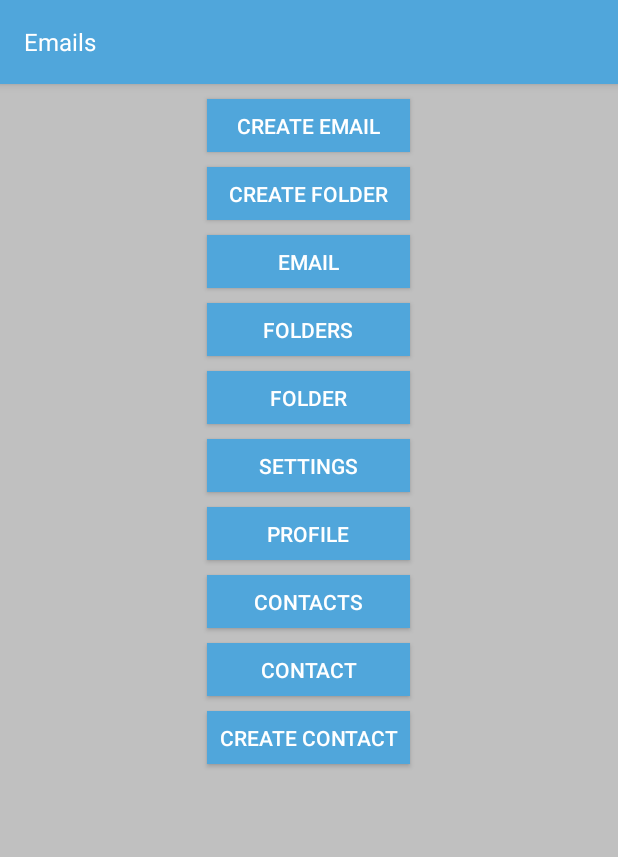
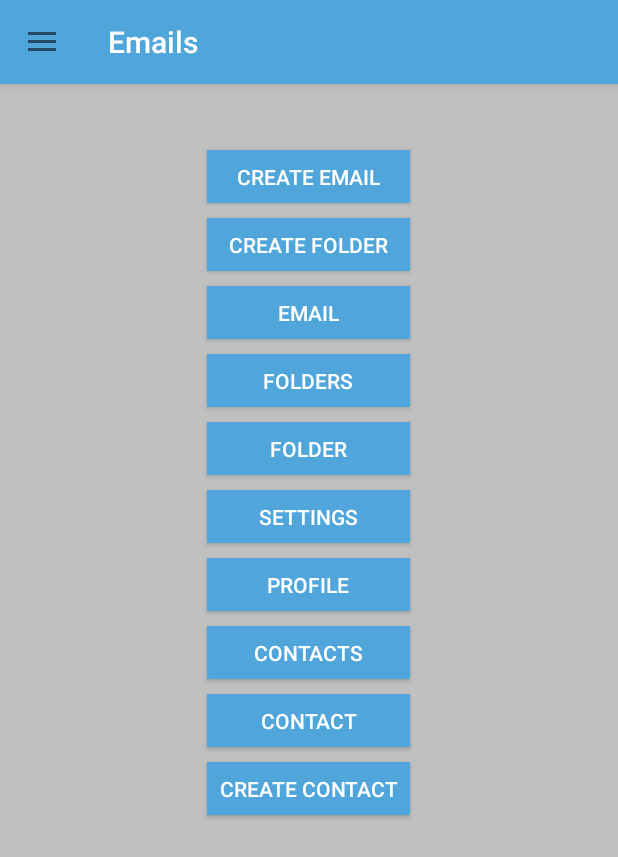
Before and after one commit to Mitra236/doPostAndroid, an Android app: the EmailsActivity screen opened directly, with no data from a screen before it, on a phone screen of 412 x 824 dp. Shown: the top 857 px of the screen. Run offline under Robolectric (Android 15) with nearby library versions, the phone set to English and light mode, and no system bars; Roboto replaces fonts that are not available here.

Commit message:
Dodat navigation view za emails

```diff
--- a/DoPostEmail/app/src/main/AndroidManifest.xml
+++ b/DoPostEmail/app/src/main/AndroidManifest.xml
@@ -32,7 +32,8 @@
         </activity>
         <activity
             android:name=".activities.EmailsActivity"
-            android:label="@string/app_name">
+            android:label="@string/app_name"
+            android:theme="@style/Theme.AppCompat.Light.NoActionBar">
 
         </activity>
         <activity
--- a/DoPostEmail/app/src/main/java/com/example/dopostemail/activities/EmailsActivity.java
+++ b/DoPostEmail/app/src/main/java/com/example/dopostemail/activities/EmailsActivity.java
@@ -3,19 +3,69 @@ package com.example.dopostemail.activities;
 
 import android.content.Intent;
 import android.os.Bundle;
+import android.support.annotation.NonNull;
+import android.support.design.widget.NavigationView;
+import android.support.v4.widget.DrawerLayout;
+import android.support.v7.app.ActionBarDrawerToggle;
 import android.support.v7.app.AppCompatActivity;
+import android.support.v7.widget.Toolbar;
+import android.view.MenuItem;
 import android.view.View;
 import android.widget.Button;
 
 import com.example.dopostemail.R;
 
-public class EmailsActivity extends AppCompatActivity {
+public class EmailsActivity extends AppCompatActivity implements NavigationView.OnNavigationItemSelectedListener {
+
+
+    private DrawerLayout drawer;
+    private ActionBarDrawerToggle toggle;
 
     @Override
     protected void onCreate(Bundle savedInstanceState) {
         super.onCreate(savedInstanceState);
         setTitle("Emails");
         setContentView(R.layout.activity_posts);
+
+        Toolbar toolbar = findViewById(R.id.nav_toolbar_emails);
+        setSupportActionBar(toolbar);
+
+        drawer = findViewById(R.id.drawer_layout);
+
+        NavigationView navView = findViewById(R.id.nav_view);
+        navView.setNavigationItemSelectedListener(this);
+
+        toggle = new ActionBarDrawerToggle(this, drawer, toolbar,
+                R.string.navigation_drawer_open, R.string.navigation_drawer_open);
+        drawer.addDrawerListener(toggle);
+        toggle.syncState();
+
+    }
+
+    @Override
+    public boolean onNavigationItemSelected(@NonNull MenuItem menuItem) {
+
+        switch(menuItem.getItemId()){
+            case R.id.nav_emails:
+                Intent i = new Intent(EmailsActivity.this, EmailsActivity.class);
+                startActivity(i);
+                break;
+            case R.id.nav_contacts:
+                Intent j = new Intent(EmailsActivity.this, ContactsActivity.class);
+                startActivity(j);
+                break;
+            case R.id.nav_folders:
+                Intent k = new Intent(EmailsActivity.this, FoldersActivity.class);
+                startActivity(k);
+                break;
+            case R.id.nav_settings:
+                Intent l = new Intent(EmailsActivity.this, SettingsActivity.class);
+                startActivity(l);
+                break;
+        }
+
+
+        return true;
     }
 
     @Override
--- a/DoPostEmail/app/src/main/res/layout/activity_posts.xml
+++ b/DoPostEmail/app/src/main/res/layout/activity_posts.xml
@@ -1,11 +1,14 @@
 <?xml version="1.0" encoding="utf-8"?>
-<LinearLayout
-    xmlns:android="http://schemas.android.com/apk/res/android"
+<android.support.v4.widget.DrawerLayout xmlns:android="http://schemas.android.com/apk/res/android"
+    xmlns:app="http://schemas.android.com/apk/res-auto"
     xmlns:tools="http://schemas.android.com/tools"
-    xmlns:app="http://schemas.android.com/apk/res-auto"
+    android:id="@+id/drawer_layout"
     android:layout_width="match_parent"
     android:layout_height="match_parent"
-    android:orientation="vertical">
+    android:fitsSystemWindows="true"
+    tools:openDrawer="end"
+    tools:showIn="navigation_view">
+
 
     <LinearLayout
         android:layout_width="match_parent"
@@ -17,7 +20,7 @@
             android:id="@+id/button_create_email"
             android:layout_width="135dp"
             android:layout_height="35dp"
-            android:layout_marginTop="10dp"
+            android:layout_marginTop="100dp"
             android:background="@color/colorAccent"
             android:text="Create Email"
             android:layout_gravity="center_vertical|center_horizontal"
@@ -122,4 +125,33 @@
 
     </LinearLayout>
 
-</LinearLayout>
+    <LinearLayout
+        android:layout_width="match_parent"
+        android:layout_height="match_parent"
+        android:orientation="vertical">
+
+        <android.support.v7.widget.Toolbar
+            android:id="@+id/nav_toolbar_emails"
+            android:layout_width="match_parent"
+            android:layout_height="?attr/actionBarSize"
+            android:background="@color/colorToolbar"
+            android:elevation="4dp"
+            android:theme="@style/ThemeOverlay.AppCompat.Light"
+            app:popupTheme="@color/colorWhite"
+            app:titleTextColor="@color/colorWhite" />
+
+        <FrameLayout
+            android:id="@+id/fragment_container"
+            android:layout_width="match_parent"
+            android:layout_height="match_parent" />
+    </LinearLayout>
+
+    <android.support.design.widget.NavigationView
+        android:id="@+id/nav_view"
+        android:layout_width="wrap_content"
+        android:layout_height="match_parent"
+        android:layout_gravity="start"
+        app:headerLayout="@layout/nav_header"
+        app:menu="@menu/drawer_menu" />
+
+</android.support.v4.widget.DrawerLayout>
```
